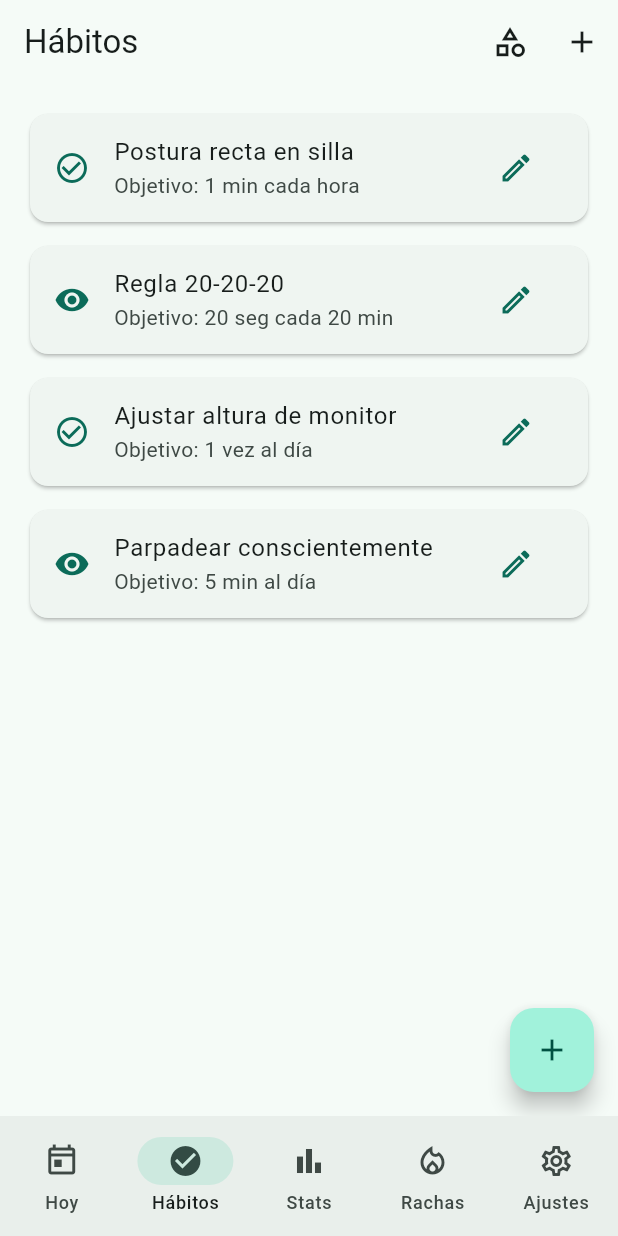
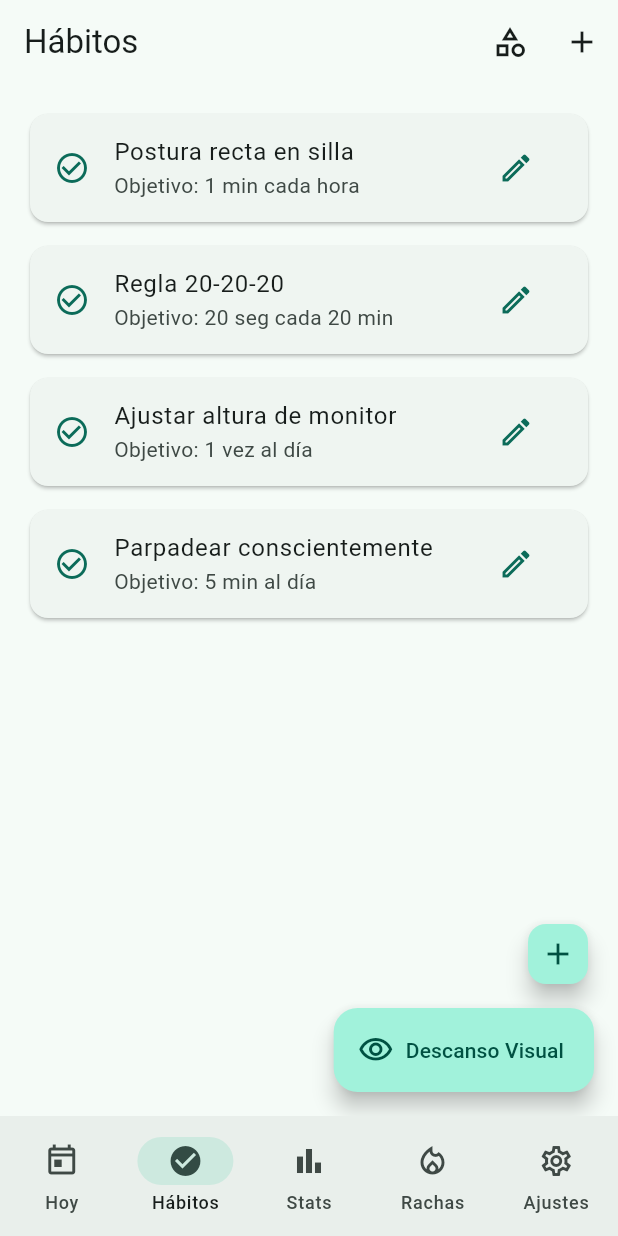
Before and after one commit to 4084414/FocusHabit, a Flutter app: the screen it shows after launch, item 2 of the bottom bar chosen, on a phone screen of 412 x 824 dp. Run offline on Flutter 3.47's test engine with Material 3 defaults, Android fonts, the phone set to English and light mode, and no system bars; our stand-ins replace sqflite; accounts and stored records are empty.

Commit message:
Edición de botón de habitos.dart

```diff
--- a/lib/pantallas/2habitos.dart
+++ b/lib/pantallas/2habitos.dart
@@ -2,12 +2,12 @@ import 'package:flutter/material.dart';
 
 import '3newhabito.dart';
 import '4categorias.dart';
-import '8descanso.dart'; // Importación añadida
+import '8descanso.dart';
 
 class PantallaHabitos extends StatelessWidget {
   const PantallaHabitos({super.key});
 
-  final List<Map<String, dynamic>> _habits = const [
+  final List<Map<String, String>> _habits = const [
     {
       'title': 'Postura recta en silla',
       'target': '1 min cada hora',
@@ -72,35 +72,51 @@ class PantallaHabitos extends StatelessWidget {
         ],
       ),
       body: ListView.separated(
-        padding: const EdgeInsets.all(16),
+        padding: const EdgeInsets.only(
+          left: 16,
+          right: 16,
+          top: 16,
+          bottom: 120, // Espacio para no tapar los elementos con los FABs
+        ),
         itemCount: _habits.length,
         separatorBuilder: (_, __) => const SizedBox(height: 8),
         itemBuilder: (context, index) {
           final habit = _habits[index];
-          final isEyeCare = habit['category'] == 'Eye Care';
 
           return Card(
             child: ListTile(
-              onTap: isEyeCare ? () => _abrirDescansoVisual(context) : null,
               leading: Icon(
-                isEyeCare ? Icons.visibility : Icons.check_circle_outline,
+                Icons.check_circle_outline,
                 color: colorScheme.primary,
               ),
               title: Text(habit['title'] ?? ''),
               subtitle: Text('Objetivo: ${habit['target']}'),
               trailing: IconButton(
                 icon: Icon(Icons.edit_outlined, color: colorScheme.primary),
-                onPressed: () {
-                  // Acción para editar hábito
-                },
+                onPressed: () {},
               ),
             ),
           );
         },
       ),
-      floatingActionButton: FloatingActionButton(
-        onPressed: () => _abrirNuevoHabito(context),
-        child: const Icon(Icons.add),
+      // Columna de botones flotantes (FAB de Añadir arriba, FAB de Descanso abajo)
+      floatingActionButton: Column(
+        mainAxisSize: MainAxisSize.min,
+        crossAxisAlignment: CrossAxisAlignment.end,
+        children: [
+          FloatingActionButton.small(
+            heroTag: 'fab_add_habit',
+            onPressed: () => _abrirNuevoHabito(context),
+            child: const Icon(Icons.add),
+          ),
+          const SizedBox(height: 12),
+          FloatingActionButton.extended(
+            heroTag: 'fab_eye_rest',
+            onPressed: () => _abrirDescansoVisual(context),
+            icon: const Icon(Icons.visibility_outlined),
+            label: const Text('Descanso Visual'),
+          ),
+        ],
       ),
     );
   }
```
